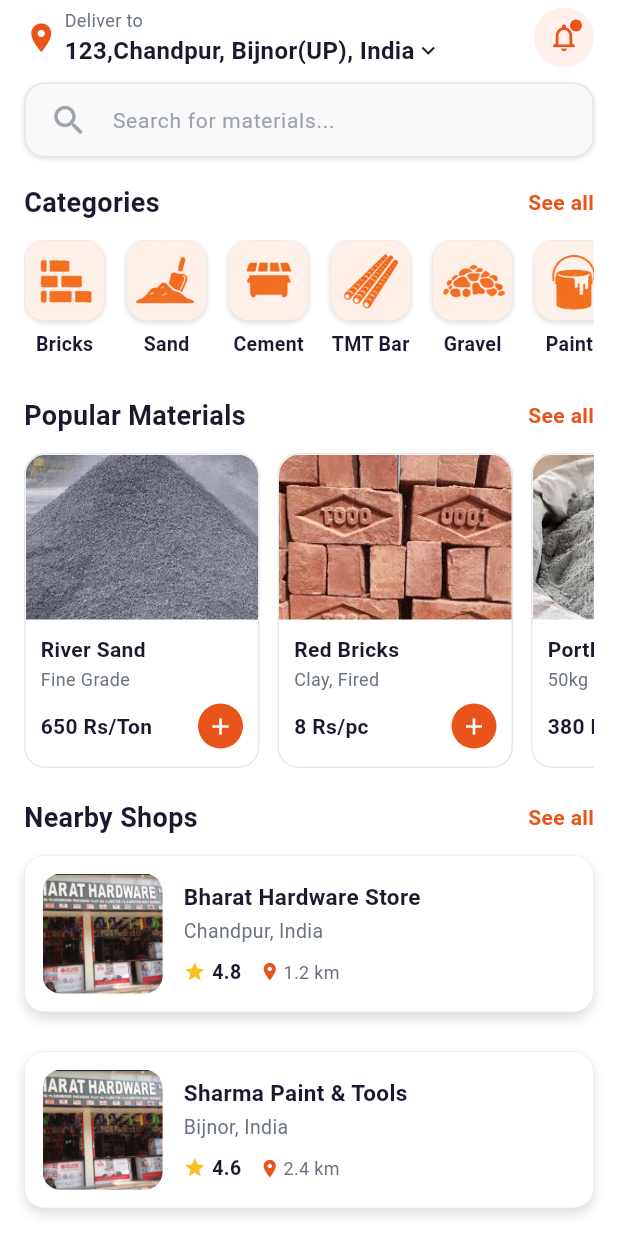
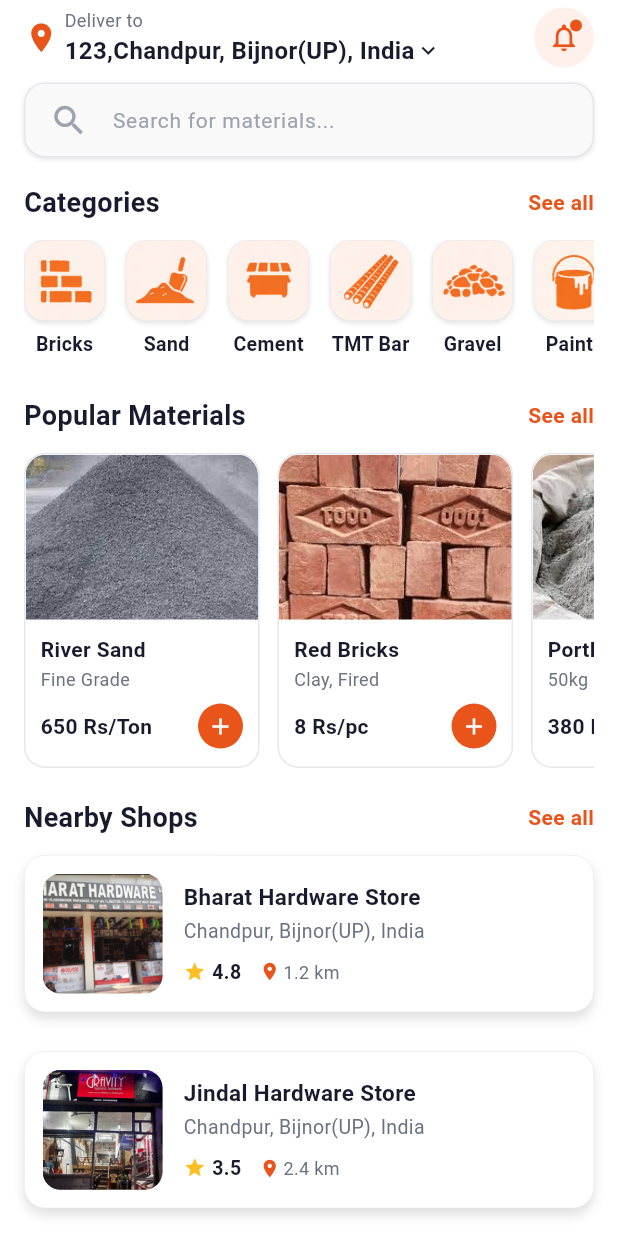
Before and after one commit to AK-Alok/MatGet, a Flutter app: the HomeScreen screen opened directly, on a phone screen of 412 x 824 dp. Run offline on Flutter 3.47's test engine with Material 3 defaults, Android fonts, the phone set to English and light mode, and no system bars; our stand-ins replace cloud_firestore, firebase_auth, firebase_core, google_sign_in; accounts and stored records are empty.

Commit message:
progress work

```diff
--- a/lib/screens/home_screen.dart
+++ b/lib/screens/home_screen.dart
@@ -16,31 +16,38 @@ const _starYellow = Color(0xFFFBBF24);
 final List<ShopModel> shops = [
   ShopModel(
     name: "Bharat Hardware Store",
-    location: "Chandpur, India",
+    location: "Chandpur, Bijnor(UP), India",
     image: "assets/images/shop.png",
     rating: 4.8,
     distance: "1.2 km",
   ),
   ShopModel(
-    name: "Sharma Paint & Tools",
-    location: "Bijnor, India",
-    image: "assets/images/shop.png",
-    rating: 4.6,
+    name: "Jindal Hardware Store",
+    location: "Chandpur, Bijnor(UP), India",
+    image: "assets/images/shop4.png",
+    rating: 3.5,
     distance: "2.4 km",
   ),
   ShopModel(
-    name: "Modern Tiles House",
-    location: "Noida, India",
-    image: "assets/images/shop.png",
+    name: "Alpha Glass & Hardware",
+    location: "Bijnor Road chandpur siau, Bijnor(UP), India",
+    image: "assets/images/shop1.png",
     rating: 4.7,
     distance: "3.1 km",
   ),
   ShopModel(
-    name: "Royal Cement Agency",
-    location: "Delhi, India",
-    image: "assets/images/shop.png",
-    rating: 4.9,
-    distance: "900 m",
+    name: "Raeen Paint & Hardware",
+    location: "Chandpur, Bijnor(UP), India",
+    image: "assets/images/shop3.png",
+    rating: 4.7,
+    distance: "2.8 km",
+  ),
+  ShopModel(
+    name: "Garg Plywood & Hardware",
+    location: "Dhanaura Road chandpur, Bijnor(UP), India",
+    image: "assets/images/shop2.png",
+    rating: 3.9,
+    distance: "3.4 km",
   ),
 ];
 
@@ -201,7 +208,10 @@ class HomeScreen extends StatelessWidget {
                     highlightColor: Colors.black12,
                     hoverColor: Colors.black12,
                     borderRadius: BorderRadius.circular(12),
-              child: _buildCategory("Bricks", "assets/images/Bricks1.png"),
+                    child: _buildCategory(
+                      "Bricks",
+                      "assets/images/Bricks1.png",
+                    ),
                   ),
                   const SizedBox(width: 14),
                   InkWell(
@@ -226,7 +236,10 @@ class HomeScreen extends StatelessWidget {
                     highlightColor: Colors.black12,
                     hoverColor: Colors.black12,
                     borderRadius: BorderRadius.circular(12),
-              child: _buildCategory("Cement", "assets/images/Cement1.png"),
+                    child: _buildCategory(
+                      "Cement",
+                      "assets/images/Cement1.png",
+                    ),
                   ),
 
                   const SizedBox(width: 14),
@@ -239,7 +252,10 @@ class HomeScreen extends StatelessWidget {
                     highlightColor: Colors.black12,
                     hoverColor: Colors.black12,
                     borderRadius: BorderRadius.circular(12),
-              child: _buildCategory("TMT Bar", "assets/images/Steel1.png"),
+                    child: _buildCategory(
+                      "TMT Bar",
+                      "assets/images/Steel1.png",
+                    ),
                   ),
 
                   const SizedBox(width: 14),
@@ -252,7 +268,10 @@ class HomeScreen extends StatelessWidget {
                     highlightColor: Colors.black12,
                     hoverColor: Colors.black12,
                     borderRadius: BorderRadius.circular(12),
-              child: _buildCategory("Gravel", "assets/images/gravel1.png")
+                    child: _buildCategory(
+                      "Gravel",
+                      "assets/images/gravel1.png",
+                    ),
                   ),
 
                   const SizedBox(width: 14),
@@ -265,7 +284,7 @@ class HomeScreen extends StatelessWidget {
                     highlightColor: Colors.black12,
                     hoverColor: Colors.black12,
                     borderRadius: BorderRadius.circular(12),
-              child: _buildCategory("Paints", "assets/images/paints.png")
+                    child: _buildCategory("Paints", "assets/images/paints.png"),
                   ),
                   const SizedBox(width: 14),
                   InkWell(
@@ -441,10 +460,20 @@ class HomeScreen extends StatelessWidget {
               highlightColor: Colors.black12,
               hoverColor: Colors.black12,
               borderRadius: BorderRadius.circular(12),
-              child: _buildShopCard(shops[3] ),
+              child: _buildShopCard(shops[3]),
             ),
             const SizedBox(height: 12),
-           // _buildShopCard(shops[4] ),
+            InkWell(
+              onTap: () => Navigator.push(
+                context,
+                MaterialPageRoute(builder: (_) => ShopDetailsPage()),
+              ),
+              splashColor: Colors.black12,
+              highlightColor: Colors.black12,
+              hoverColor: Colors.black12,
+              borderRadius: BorderRadius.circular(12),
+              child: _buildShopCard(shops[4]),
+            ),
 
             const SizedBox(height: 30),
           ],
@@ -493,7 +522,11 @@ class HomeScreen extends StatelessWidget {
             borderRadius: BorderRadius.circular(14),
             border: Border.all(color: _divider, width: 0.4),
             boxShadow: const [
-              BoxShadow(color: Colors.black12, blurRadius: 2, offset: Offset(0, 1)),
+              BoxShadow(
+                color: Colors.black12,
+                blurRadius: 2,
+                offset: Offset(0, 1),
+              ),
             ],
           ),
           child: ClipRRect(
@@ -597,78 +630,6 @@ class HomeScreen extends StatelessWidget {
     );
   }
 
-  // ── Shop Card ──────────────────────────────────────────────────────────────
-  // Widget _buildShopCard() {
-  //   return Container(
-  //     padding: const EdgeInsets.all(12),
-  //     decoration: BoxDecoration(
-  //       color: Colors.white,
-  //       borderRadius: BorderRadius.circular(14),
-  //       border: Border.all(color: _divider, width: 0.4),
-  //       boxShadow: const [
-  //         BoxShadow(color: Colors.black12, blurRadius: 6, offset: Offset(0, 4)),
-  //       ],
-  //     ),
-  //     child: Row(
-  //       children: [
-  //         ClipRRect(
-  //           borderRadius: BorderRadius.circular(12),
-  //           child: Image.asset(
-  //             "assets/images/shop.png",
-  //             width: 80,
-  //             height: 80,
-  //             fit: BoxFit.cover,
-  //           ),
-  //         ),
-  //         const SizedBox(width: 14),
-  //         Expanded(
-  //           child: Column(
-  //             crossAxisAlignment: CrossAxisAlignment.start,
-  //             children: [
-  //               const Text(
-  //                 "Bharat Hardware Store",
-  //                 style: TextStyle(
-  //                   fontSize: 15,
-  //                   fontWeight: FontWeight.w700,
-  //                   color: _textDark,
-  //                 ),
-  //               ),
-  //               const SizedBox(height: 3),
-  //               const Text(
-  //                 "Chandpur, India",
-  //                 style: TextStyle(fontSize: 13, color: _textGrey),
-  //               ),
-  //               const SizedBox(height: 8),
-  //               Row(
-  //                 children: const [
-  //                   Icon(Icons.star, size: 15, color: _starYellow),
-  //                   SizedBox(width: 4),
-  //                   Text(
-  //                     "4.8",
-  //                     style: TextStyle(
-  //                       fontSize: 13,
-  //                       fontWeight: FontWeight.w600,
-  //                       color: _textDark,
-  //                     ),
-  //                   ),
-  //                   SizedBox(width: 12),
-  //                   Icon(Icons.location_on, size: 14, color: _primary),
-  //                   SizedBox(width: 2),
-  //                   Text(
-  //                     "1.2 km",
-  //                     style: TextStyle(fontSize: 12, color: _textGrey),
-  //                   ),
-  //                 ],
-  //               ),
-  //             ],
-  //           ),
-  //         ),
-  //         // const Icon(Icons.chevron_right, color: _textLight, size: 20),
-  //       ],
-  //     ),
-  //   );
-  // }
-
   // ── Shop Card Widget ────────────────────────────────────────────────────────
   Widget _buildShopCard(ShopModel shop) {
     return Container(
@@ -679,11 +640,7 @@ Widget _buildShopCard(ShopModel shop) {
         borderRadius: BorderRadius.circular(14),
         border: Border.all(color: _divider, width: 0.4),
         boxShadow: const [
-        BoxShadow(
-          color: Colors.black12,
-          blurRadius: 6,
-          offset: Offset(0, 4),
-        ),
+          BoxShadow(color: Colors.black12, blurRadius: 6, offset: Offset(0, 4)),
         ],
       ),
       child: Row(
@@ -717,21 +674,14 @@ Widget _buildShopCard(ShopModel shop) {
 
                 Text(
                   shop.location,
-                style: const TextStyle(
-                  fontSize: 13,
-                  color: _textGrey,
-                ),
+                  style: const TextStyle(fontSize: 13, color: _textGrey),
                 ),
 
                 const SizedBox(height: 8),
 
                 Row(
                   children: [
-                  const Icon(
-                    Icons.star,
-                    size: 15,
-                    color: _starYellow,
-                  ),
+                    const Icon(Icons.star, size: 15, color: _starYellow),
 
                     const SizedBox(width: 4),
 
@@ -746,20 +696,13 @@ Widget _buildShopCard(ShopModel shop) {
 
                     const SizedBox(width: 12),
 
-                  const Icon(
-                    Icons.location_on,
-                    size: 14,
-                    color: _primary,
-                  ),
+                    const Icon(Icons.location_on, size: 14, color: _primary),
 
                     const SizedBox(width: 2),
 
                     Text(
                       shop.distance,
-                    style: const TextStyle(
-                      fontSize: 12,
-                      color: _textGrey,
-                    ),
+                      style: const TextStyle(fontSize: 12, color: _textGrey),
                     ),
                   ],
                 ),
```
Also changed, not shown: assets/images/shop1.png (added), assets/images/shop2.png (added), assets/images/shop3.png (added), assets/images/shop4.png (added). Lines whose indentation alone changed are shown as unchanged.
